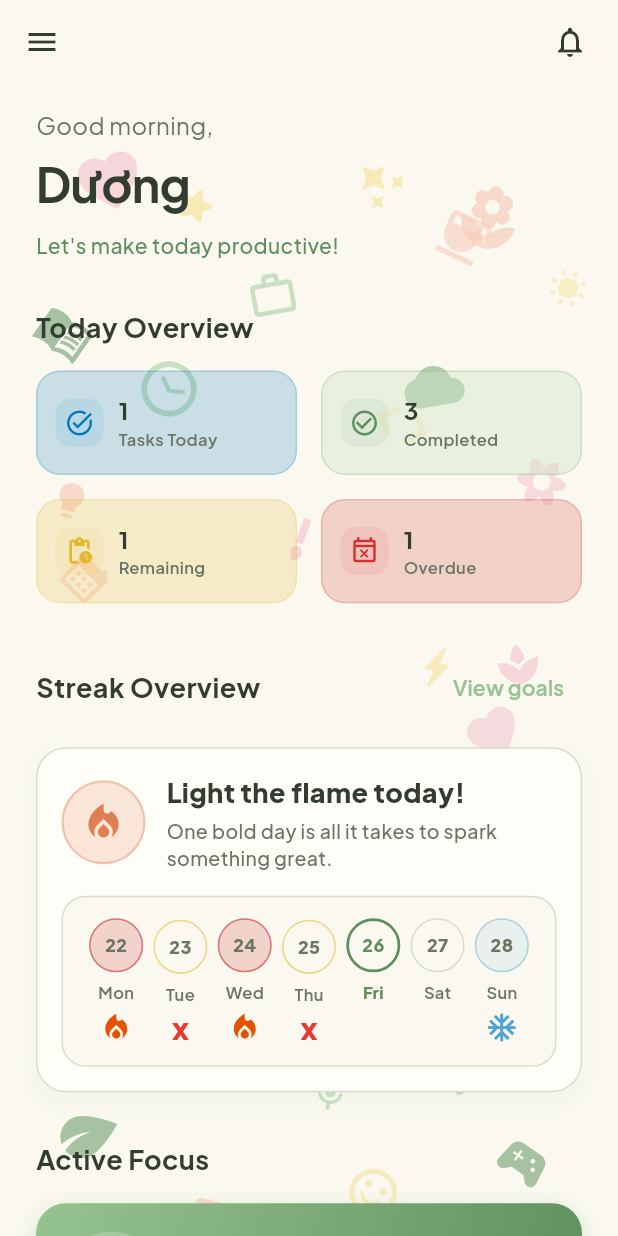
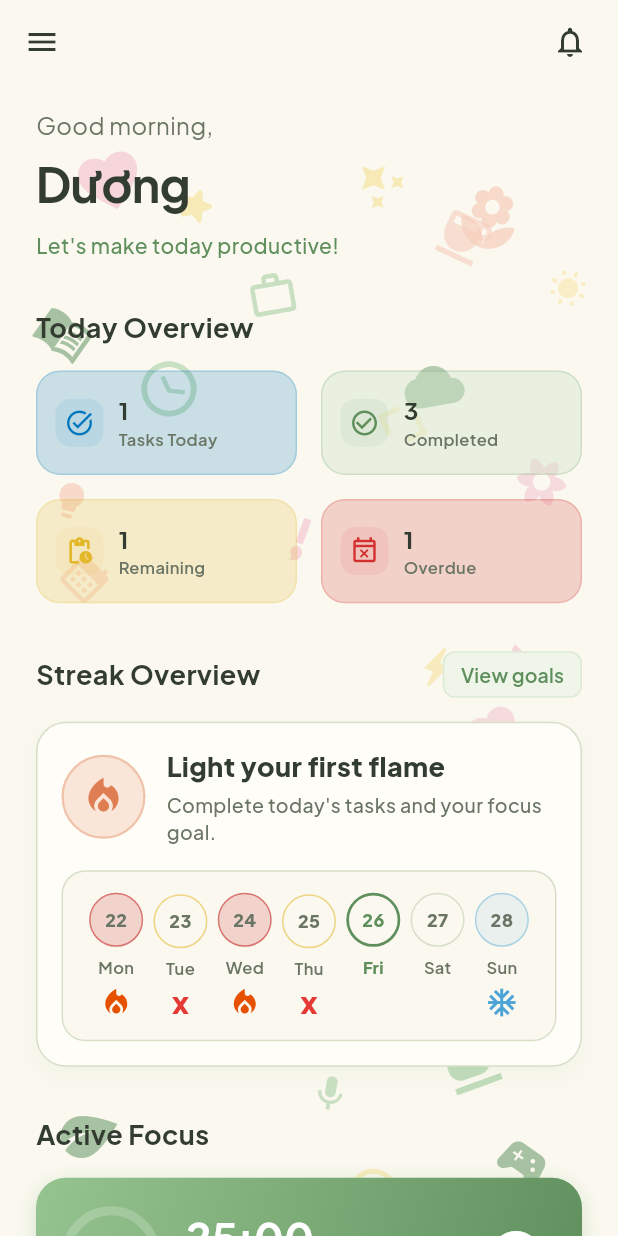
Before and after one commit to duongdohoang2708/PRM392-Project, a Flutter app: the MainShell screen opened by its route, on a phone screen of 412 x 824 dp. Run offline on Flutter 3.47's test engine with Material 3 defaults, Android fonts, the phone set to English and light mode, and no system bars; drawn by our look-alikes of flutter_slidable; our stand-ins replace flutter_local_notifications, flutter_timezone, google_fonts, shared_preferences, timezone; accounts and stored records are empty.

Commit message:
feat(navigation): integrate notifications and apply AppScaffold across main screens

```diff
--- a/lib/screens/auth/splash_screen.dart
+++ b/lib/screens/auth/splash_screen.dart
@@ -1,6 +1,7 @@
 import 'package:flutter/material.dart';
 import '../../theme/app_colors.dart';
 import '../../widgets/background_pattern.dart';
+import '../../widgets/common/app_scaffold.dart';
 import '../../widgets/common/animations/app_fade_transition.dart';
 import 'login_screen.dart';
 
@@ -44,7 +45,7 @@ class _SplashScreenState extends State<SplashScreen>
 
   @override
   Widget build(BuildContext context) {
-    return Scaffold(
+    return AppScaffold(
       backgroundColor: AppColors.background,
       body: Stack(
         children: [
--- a/lib/screens/home/home_screen.dart
+++ b/lib/screens/home/home_screen.dart
@@ -13,6 +13,8 @@ import '../../widgets/home/projects_section.dart';
 import '../../widgets/home/quick_actions_section.dart';
 
 import '../../widgets/background_pattern.dart';
+import '../../widgets/common/notification_bell_button.dart';
+import '../../widgets/common/app_scaffold.dart';
 
 class HomeScreen extends StatelessWidget {
   const HomeScreen({super.key});
@@ -102,7 +104,7 @@ class HomeScreen extends StatelessWidget {
           ],
         );
 
-        return Scaffold(
+        return AppScaffold(
           backgroundColor: AppColors.background,
           drawer: isDesktop ? null : const AppDrawer(isPermanent: false),
           appBar: _buildAppBar(context, showMenuIcon: !isDesktop),
@@ -144,14 +146,7 @@ class HomeScreen extends StatelessWidget {
         ),
       ),
       actions: [
-        IconButton(
-          icon: const Icon(Icons.notifications_outlined),
-          onPressed: () {
-            ScaffoldMessenger.of(context).showSnackBar(
-              const SnackBar(content: Text('Notifications coming soon!')),
-            );
-          },
-        ),
+        const NotificationBellButton(),
         const SizedBox(width: 8),
       ],
     );
--- a/lib/screens/main_shell.dart
+++ b/lib/screens/main_shell.dart
@@ -1,4 +1,5 @@
 import 'package:flutter/material.dart';
+import '../widgets/common/app_scaffold.dart';
 import '../widgets/app_drawer.dart';
 import 'home/home_screen.dart';
 import 'task/task_list_screen.dart';
@@ -13,6 +14,7 @@ import 'statistics/statistics_screen.dart';
 import 'goals/achievements_screen.dart';
 import 'statistics/focus_history_screen.dart';
 import 'goals/goals_screen.dart';
+import 'notifications/notifications_screen.dart';
 
 class MainShell extends StatefulWidget {
   const MainShell({super.key});
@@ -55,8 +57,7 @@ class _MainShellState extends State<MainShell> {
         builder: (context, constraints) {
           final isDesktop = constraints.maxWidth >= 768;
 
-          return Scaffold(
-            resizeToAvoidBottomInset: false,
+          return AppScaffold(
             body: Row(
               children: [
                 if (isDesktop)
@@ -69,7 +70,7 @@ class _MainShellState extends State<MainShell> {
                         if (route == '/home') {
                           nav.pushNamedAndRemoveUntil('/home', (r) => false);
                         } else {
-                          nav.pushNamed(route);
+                          nav.pushReplacementNamed(route);
                         }
                       }
                     },
@@ -166,6 +167,9 @@ class _MainShellState extends State<MainShell> {
       case '/focus-history':
         page = const FocusHistoryScreen();
         break;
+      case '/notifications':
+        page = const NotificationsScreen();
+        break;
       default:
         page = const HomeScreen();
     }
--- a/lib/widgets/home/streak_overview_section.dart
+++ b/lib/widgets/home/streak_overview_section.dart
@@ -3,8 +3,10 @@ import 'package:provider/provider.dart';
 
 import '../../providers/goals_provider.dart';
 import '../../theme/app_colors.dart';
+import '../../theme/app_icons.dart';
 import '../goals/weekly_streak_panel.dart';
 import '../statistics/statistics_widgets.dart';
+import '../common/section_action_button.dart';
 
 class StreakOverviewSection extends StatelessWidget {
   const StreakOverviewSection({super.key});
@@ -12,7 +14,6 @@ class StreakOverviewSection extends StatelessWidget {
   @override
   Widget build(BuildContext context) {
     final goalsProvider = context.watch<GoalsProvider>();
-    final currentStreak = goalsProvider.currentStreak;
     final weekDays = goalsProvider.currentWeekGoalDays;
 
     return Column(
@@ -29,15 +30,10 @@ class StreakOverviewSection extends StatelessWidget {
                 color: AppColors.textPrimary,
               ),
             ),
-            TextButton(
+            SectionActionButton(
+              label: 'View goals',
               onPressed: () => Navigator.pushNamed(context, '/goals'),
-              child: const Text(
-                'View goals',
-                style: TextStyle(
-                  color: AppColors.primary,
-                  fontWeight: FontWeight.w600,
-                ),
-              ),
+              foregroundColor: AppColors.primaryDark,
             ),
           ],
         ),
@@ -51,7 +47,7 @@ class StreakOverviewSection extends StatelessWidget {
                 final isWide = constraints.maxWidth >= 640;
 
                 final streakBlock = _StreakSummary(
-                  currentStreak: currentStreak,
+                  goalsProvider: goalsProvider,
                   isCompact: !isWide,
                 );
 
@@ -101,40 +97,18 @@ class StreakOverviewSection extends StatelessWidget {
 }
 
 class _StreakSummary extends StatelessWidget {
-  final int currentStreak;
+  final GoalsProvider goalsProvider;
   final bool isCompact;
 
   const _StreakSummary({
-    required this.currentStreak,
+    required this.goalsProvider,
     required this.isCompact,
   });
 
-  String get _headline {
-    if (currentStreak == 0) return 'Light the flame today!';
-    if (currentStreak < 3) return 'The fire is catching!';
-    if (currentStreak < 7) return '$currentStreak days on fire!';
-    if (currentStreak < 14) return '$currentStreak days strong!';
-    return '$currentStreak days — unstoppable!';
-  }
-
-  String get _tagline {
-    if (currentStreak == 0) {
-      return 'One bold day is all it takes to spark something great.';
-    }
-    if (currentStreak < 3) {
-      return 'Momentum is building — ride the wave while it\'s hot.';
-    }
-    if (currentStreak < 7) {
-      return 'You\'re heating up. Stay locked in and keep the streak alive.';
-    }
-    if (currentStreak < 14) {
-      return 'Discipline is paying off. Don\'t cool down now.';
-    }
-    return 'This is elite consistency. Keep burning bright.';
-  }
-
   @override
   Widget build(BuildContext context) {
+    final isRestDay = goalsProvider.isTodayRestDay;
+
     return Row(
       crossAxisAlignment: CrossAxisAlignment.center,
       children: [
@@ -142,16 +116,22 @@ class _StreakSummary extends StatelessWidget {
           width: isCompact ? 56 : 64,
           height: isCompact ? 56 : 64,
           decoration: BoxDecoration(
-            color: AppColors.accentPeach.withValues(alpha: 0.18),
+            color: isRestDay
+                ? AppColors.freezeBlue.withValues(alpha: 0.14)
+                : AppColors.accentPeach.withValues(alpha: 0.18),
             shape: BoxShape.circle,
             border: Border.all(
-              color: AppColors.accentPeach.withValues(alpha: 0.35),
+              color: isRestDay
+                  ? AppColors.freezeBlue.withValues(alpha: 0.35)
+                  : AppColors.accentPeach.withValues(alpha: 0.35),
               width: 1.5,
             ),
           ),
           child: Icon(
-            Icons.local_fire_department,
-            color: AppColors.accentPeach,
+            isRestDay
+                ? AppIcons.freezeDay
+                : Icons.local_fire_department,
+            color: isRestDay ? AppIcons.freezeDayColor : AppColors.accentPeach,
             size: isCompact ? 30 : 34,
           ),
         ),
@@ -162,7 +142,7 @@ class _StreakSummary extends StatelessWidget {
             crossAxisAlignment: CrossAxisAlignment.start,
             children: [
               Text(
-                _headline,
+                goalsProvider.streakHeroTitle,
                 style: const TextStyle(
                   color: AppColors.textPrimary,
                   fontSize: 18,
@@ -171,7 +151,7 @@ class _StreakSummary extends StatelessWidget {
               ),
               const SizedBox(height: 4),
               Text(
-                _tagline,
+                goalsProvider.streakHeroSubtitle,
                 maxLines: isCompact ? 2 : 3,
                 overflow: TextOverflow.ellipsis,
                 style: const TextStyle(
```
Also changed, not shown: lib/main.dart (+22 -5 lines), lib/screens/auth/forgot_password_screen.dart (+6 -2 lines), lib/screens/auth/login_screen.dart (+6 -2 lines), lib/screens/auth/register_screen.dart (+6 -2 lines), lib/widgets/app_drawer.dart (+25 -7 lines), lib/widgets/home/projects_section.dart (+4 -11 lines), lib/widgets/home/up_next_tasks_section.dart (+5 -11 lines).
